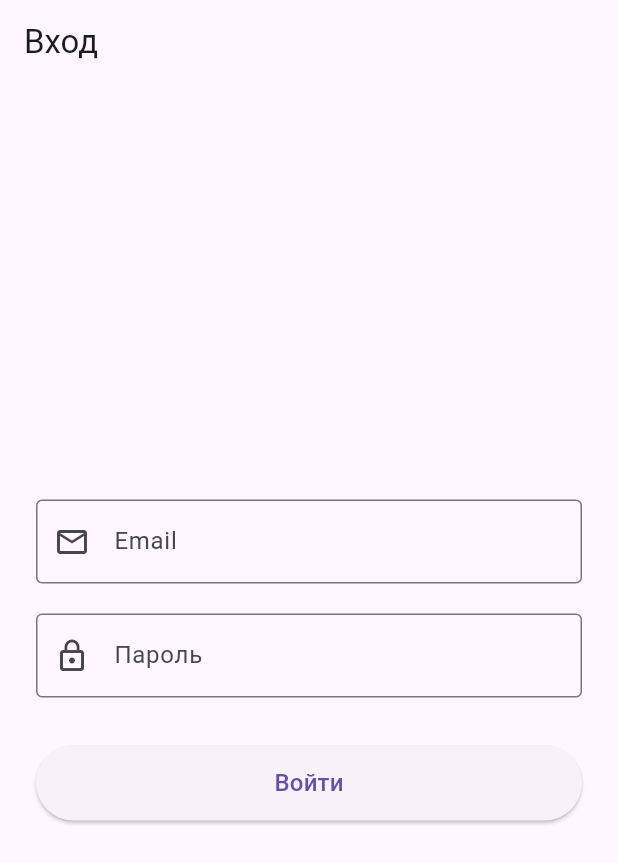
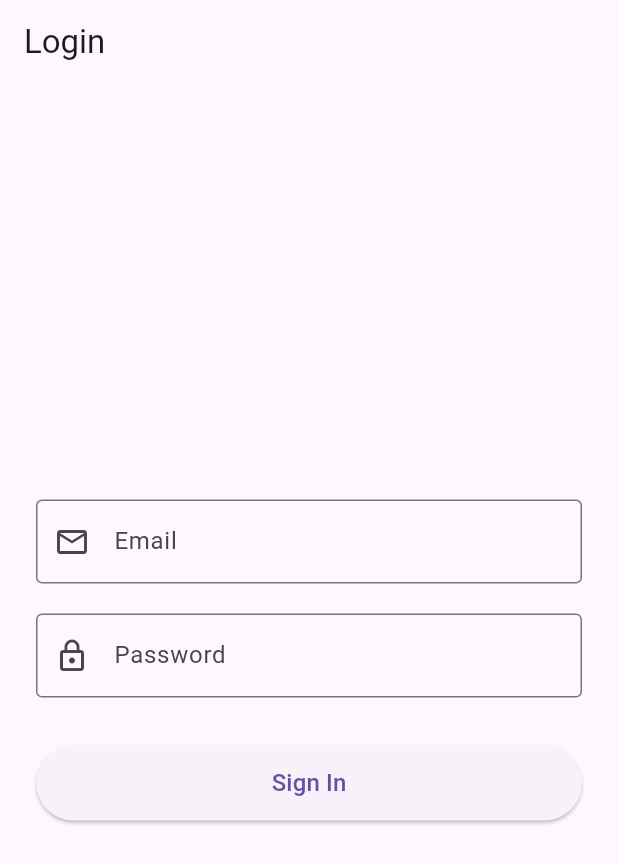
Before and after one commit to Hass090/SmartHomeApp_ELIAS, a Flutter app: the screen it shows after launch, on a phone screen of 412 x 824 dp. Shown: the top 863 px of the screen. Run offline on Flutter 3.47's test engine with Material 3 defaults, Android fonts, the phone set to English and light mode, and no system bars; our stand-ins replace shared_preferences; missing offline and left inert: mqtt_client.

Commit message:
Translated everything into English

```diff
--- a/lib/screens/login_screen.dart
+++ b/lib/screens/login_screen.dart
@@ -24,8 +24,7 @@ class _LoginScreenState extends State<LoginScreen> {
 
     try {
       final response = await http.post(
-        Uri.parse(
-            'http://192.168.1.145:5000/login'), // ← замени на свой IP и порт
+        Uri.parse('http://192.168.1.145:5000/login'),
         headers: {'Content-Type': 'application/json'},
         body: jsonEncode({
           'email': _emailController.text.trim(),
@@ -36,29 +35,27 @@ class _LoginScreenState extends State<LoginScreen> {
       if (response.statusCode == 200) {
         final data = jsonDecode(response.body);
         final token = data['token'] as String?;
-
         if (token != null && token.isNotEmpty) {
           final prefs = await SharedPreferences.getInstance();
           await prefs.setString('auth_token', token);
 
           if (!mounted) return;
-          // Переходим на главный экран
           Navigator.pushReplacementNamed(context, '/home');
         } else {
           setState(() {
-            _errorMessage = 'Токен не получен';
+            _errorMessage = 'Token not received';
           });
         }
       } else {
         final data = jsonDecode(response.body);
         setState(() {
           _errorMessage =
-              data['error'] ?? 'Ошибка входа (${response.statusCode})';
+              data['error'] ?? 'Login error (${response.statusCode})';
         });
       }
     } catch (e) {
       setState(() {
-        _errorMessage = 'Нет соединения с сервером\n$e';
+        _errorMessage = 'No connection to server\n$e';
       });
     } finally {
       setState(() {
@@ -70,9 +67,7 @@ class _LoginScreenState extends State<LoginScreen> {
   @override
   Widget build(BuildContext context) {
     return Scaffold(
-      appBar: AppBar(
-        title: const Text('Вход'),
-      ),
+      appBar: AppBar(title: const Text('Login')),
       body: SafeArea(
         child: Padding(
           padding: const EdgeInsets.all(24.0),
@@ -94,7 +89,7 @@ class _LoginScreenState extends State<LoginScreen> {
                 controller: _passwordController,
                 obscureText: true,
                 decoration: const InputDecoration(
-                  labelText: 'Пароль',
+                  labelText: 'Password',
                   border: OutlineInputBorder(),
                   prefixIcon: Icon(Icons.lock_outline),
                 ),
@@ -121,7 +116,7 @@ class _LoginScreenState extends State<LoginScreen> {
                           width: 20,
                           child: CircularProgressIndicator(strokeWidth: 2.5),
                         )
-                      : const Text('Войти', style: TextStyle(fontSize: 16)),
+                      : const Text('Sign In', style: TextStyle(fontSize: 16)),
                 ),
               ),
             ],
```
